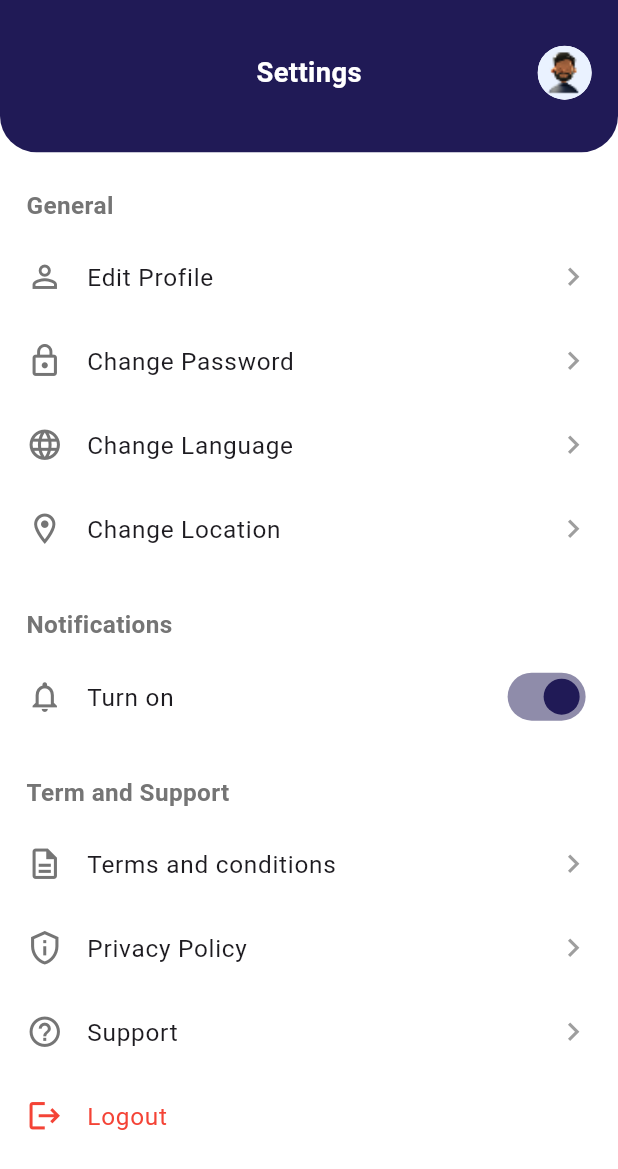
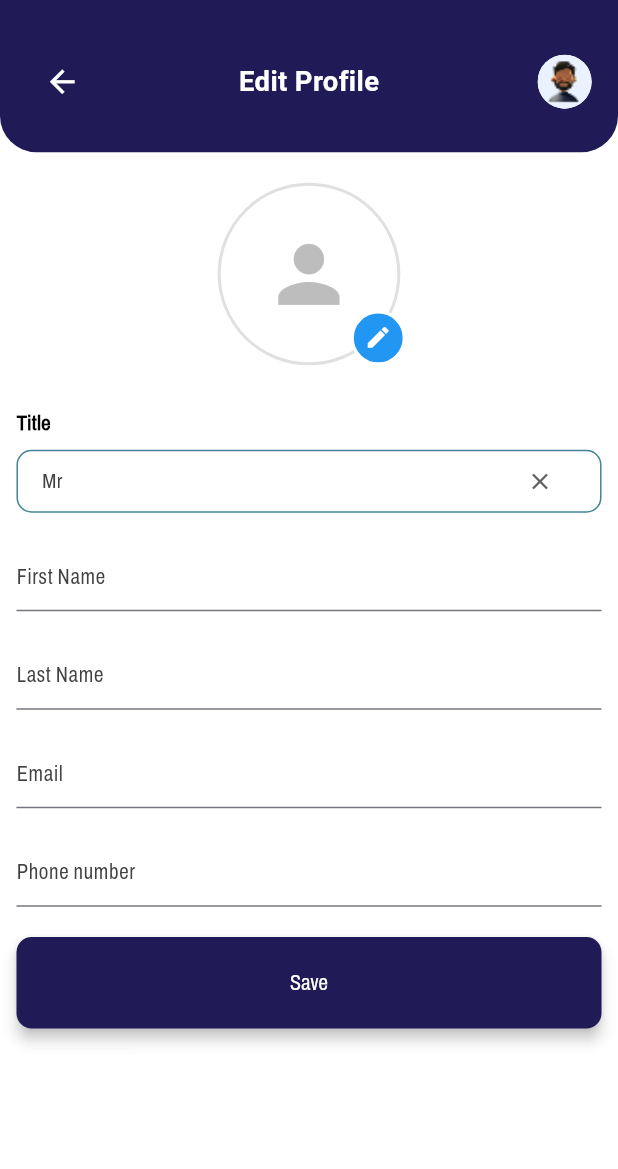
Before and after one commit to Hamzikhann/comparemyparkingmobileapp, a Flutter app: the SettingsScreen screen opened directly, after a tap on "Edit Profile", on a phone screen of 412 x 824 dp. Shown: the top 1169 px of the screen. Run offline on Flutter 3.47's test engine with Material 3 defaults, Android fonts, the phone set to English and light mode, and no system bars; drawn by our look-alikes of dropdown_button2; our stand-ins replace device_preview, dio, flutter_easyloading, flutter_screenutil, flutter_svg, image_picker and 2 more; missing offline and left inert: flutter_stripe; accounts and stored records are empty; statements that could not run were skipped; project files that could hold a hidden picture were left out.

Commit message:
add edit profile and change password screen

```diff
--- a/lib/main.dart
+++ b/lib/main.dart
@@ -3,6 +3,7 @@ import 'package:flutter/material.dart';
 import 'package:flutter/services.dart'; // Add this import for orientation lock
 import 'package:flutter_easyloading/flutter_easyloading.dart';
 import 'package:flutter_screenutil/flutter_screenutil.dart';
+import 'package:parkingapp/pages/EditProfile.dart';
 import 'package:parkingapp/pages/ForgotPassword.dart';
 import 'package:parkingapp/pages/MainScreen.dart';
 import 'package:parkingapp/pages/OtpScreen.dart';
@@ -77,6 +78,7 @@ class MyApp extends StatelessWidget {
             '/payment': (context) => PaymentScreen(),
             '/driverhome': (context) => Driverhome(),
             '/bookingDetail': (context) => Bookingdetaildriver(),
+            '/editProfile': (context) => Editprofile(),
           },
         );
       },
--- /dev/null
+++ b/lib/pages/EditProfile.dart
@@ -0,0 +1,273 @@
+import 'dart:io';
+
+import 'package:flutter/material.dart';
+import 'package:flutter_screenutil/flutter_screenutil.dart';
+import 'package:image_picker/image_picker.dart';
+import 'package:parkingapp/data/Globals.dart';
+import 'package:parkingapp/providers/AlertNotifier.dart';
+import 'package:parkingapp/providers/Alertify.dart';
+import 'package:parkingapp/widgets/CustomAlert.dart';
+import 'package:parkingapp/widgets/CustomDropdown.dart';
+import 'package:parkingapp/widgets/TopBar.dart';
+import '../widgets/CustomTextField.dart';
+import '../widgets/PrimaryButton.dart';
+
+class Editprofile extends StatefulWidget {
+  const Editprofile({super.key});
+
+  @override
+  State<Editprofile> createState() => _EditprofileState();
+}
+
+class _EditprofileState extends State<Editprofile> {
+  final _formKey = GlobalKey<FormState>();
+  String? selectedTitle;
+
+  final TextEditingController firstNameController = TextEditingController();
+  final TextEditingController lastNameController = TextEditingController();
+  final TextEditingController emailController = TextEditingController();
+  final TextEditingController phoneController = TextEditingController();
+  final TextEditingController passwordController = TextEditingController();
+  final TextEditingController confirmPasswordController =
+      TextEditingController();
+
+  XFile? _pickedImage;
+  final ImagePicker _picker = ImagePicker();
+
+  Future<void> _pickImage(ImageSource source) async {
+    try {
+      final XFile? image = await _picker.pickImage(source: source);
+      if (image != null) {
+        setState(() {
+          _pickedImage = image;
+        });
+      }
+    } catch (e) {
+      debugPrint("Error picking image: $e");
+      // You might want to show an error message to the user
+    }
+  }
+
+  void _showImageSourceBottomSheet() {
+    showModalBottomSheet(
+      context: context,
+      builder: (context) => Column(
+        mainAxisSize: MainAxisSize.min,
+        children: [
+          ListTile(
+            leading: const Icon(Icons.camera_alt),
+            title: const Text('Take Photo'),
+            onTap: () {
+              Navigator.pop(context);
+              _pickImage(ImageSource.camera);
+            },
+          ),
+          ListTile(
+            leading: const Icon(Icons.photo_library),
+            title: const Text('Choose from Gallery'),
+            onTap: () {
+              Navigator.pop(context);
+              _pickImage(ImageSource.gallery);
+            },
+          ),
+        ],
+      ),
+    );
+  }
+
+  @override
+  void initState() {
+    super.initState();
+    firstNameController.text = Globals.user!.firstName;
+    lastNameController.text = Globals.user!.lastName;
+    emailController.text = Globals.user!.email;
+  }
+
+  @override
+  Widget build(BuildContext context) {
+    return Scaffold(
+      backgroundColor: Colors.white,
+      body: SafeArea(
+        child: Column(
+          children: [
+            TopBar(
+              greeting: 'Edit Profile',
+              showBackButton: true,
+              onBackPressed: () => Navigator.pop(context),
+            ),
+            Expanded(
+              child: SingleChildScrollView(
+                child: Padding(
+                  padding: EdgeInsets.symmetric(horizontal: 10.w),
+                  child: Form(
+                    key: _formKey,
+                    child: Column(
+                      crossAxisAlignment: CrossAxisAlignment.center,
+                      children: [
+                        SizedBox(height: 20.h),
+
+                        // Circular Avatar with Edit Icon
+                        Stack(
+                          alignment: Alignment.bottomRight,
+                          children: [
+                            Container(
+                              width: 120.w,
+                              height: 120.h,
+                              decoration: BoxDecoration(
+                                shape: BoxShape.circle,
+                                border: Border.all(
+                                  color: Colors.grey.shade300,
+                                  width: 2,
+                                ),
+                              ),
+                              child: ClipOval(
+                                child: _pickedImage != null
+                                    ? Image.file(
+                                        File(_pickedImage!.path),
+                                        fit: BoxFit.cover,
+                                      )
+                                    : Icon(
+                                        Icons.person,
+                                        size: 60.sp,
+                                        color: Colors.grey.shade400,
+                                      ),
+                              ),
+                            ),
+                            Container(
+                              width: 36.w,
+                              height: 36.h,
+                              decoration: BoxDecoration(
+                                color: Colors.blue,
+                                shape: BoxShape.circle,
+                                border: Border.all(
+                                  color: Colors.white,
+                                  width: 2,
+                                ),
+                              ),
+                              child: IconButton(
+                                icon: Icon(
+                                  Icons.edit,
+                                  size: 18.sp,
+                                  color: Colors.white,
+                                ),
+                                padding: EdgeInsets.zero,
+                                onPressed: _showImageSourceBottomSheet,
+                              ),
+                            ),
+                          ],
+                        ),
+
+                        SizedBox(height: 20.h),
+
+                        // Title Dropdown
+                        CustomDropdown(
+                          hint: "Title",
+                          items: const ["Mr", "Mrs", "Do not want to Specify"],
+                          isSearchable: false,
+                          defaultValue: "Mr",
+                          onSelectItem: (item) {
+                            setState(() {
+                              selectedTitle = item;
+                            });
+                          },
+                        ),
+
+                        SizedBox(height: 20.h),
+
+                        // First Name
+                        CustomTextField(
+                          hintText: "First Name",
+                          controller: firstNameController,
+                          keyboardType: TextInputType.name,
+                          validator: (value) {
+                            if (value == null || value.isEmpty) {
+                              return 'Please enter your first name';
+                            }
+                            return null;
+                          },
+                        ),
+
+                        SizedBox(height: 20.h),
+
+                        // Last Name
+                        CustomTextField(
+                          hintText: "Last Name",
+                          controller: lastNameController,
+                          keyboardType: TextInputType.name,
+                          validator: (value) {
+                            if (value == null || value.isEmpty) {
+                              return 'Please enter your last name';
+                            }
+                            return null;
+                          },
+                        ),
+
+                        SizedBox(height: 20.h),
+
+                        // Email
+                        CustomTextField(
+                          hintText: "Email",
+                          controller: emailController,
+                          keyboardType: TextInputType.emailAddress,
+                          validator: (value) {
+                            if (value == null || value.isEmpty) {
+                              return 'Please enter your email';
+                            }
+                            if (!RegExp(r'^[^@]+@[^@]+\.[^@]+')
+                                .hasMatch(value)) {
+                              return 'Please enter a valid email';
+                            }
+                            return null;
+                          },
+                        ),
+
+                        SizedBox(height: 20.h),
+
+                        // Phone Number
+                        CustomTextField(
+                          hintText: "Phone number",
+                          controller: phoneController,
+                          keyboardType: TextInputType.phone,
+                          validator: (value) {
+                            if (value == null || value.isEmpty) {
+                              return 'Please enter your phone number';
+                            }
+                            if (value.length < 10) {
+                              return 'Phone number must be at least 10 digits';
+                            }
+                            return null;
+                          },
+                        ),
+
+                        SizedBox(height: 20.h),
+                        const CustomAlert(alertKey: 'editProfile'),
+
+                        // Save Button
+                        PrimaryButton(
+                          text: "Save",
+                          onPressed: () {
+                            if (_formKey.currentState!.validate() &&
+                                selectedTitle != null) {
+                              // registerUser(selectedTitle!,firstNameController.text,lastNameController.text,emailController.text,phoneController.text,passwordController.text,confirmPasswordController.text);
+                            } else if (selectedTitle == null) {
+                              Alertify.showAlert(
+                                alertKey: 'editProfile',
+                                message: 'Please select a title',
+                                type: AlertType.error,
+                              );
+                            }
+                          },
+                        ),
+                        SizedBox(height: 20.h),
+                      ],
+                    ),
+                  ),
+                ),
+              ),
+            ),
+          ],
+        ),
+      ),
+    );
+  }
+}
--- a/lib/pages/ForgotPassword.dart
+++ b/lib/pages/ForgotPassword.dart
@@ -42,8 +42,7 @@ class _ForgotpasswordPageState extends State<Forgotpassword> {
                       icon: Icon(Icons.arrow_back, size: 24.w),
                       color: Colors.black,
                       onPressed: () {
-                        Navigator.pushReplacementNamed(
-                            context, MyRoutes.loginRoute);
+                        Navigator.pop(context);
                       },
                       padding: EdgeInsets.zero,
                       constraints: BoxConstraints(),
--- a/lib/pages/SettingsScreen.dart
+++ b/lib/pages/SettingsScreen.dart
@@ -24,21 +24,62 @@ class SettingsScreen extends StatelessWidget {
                 padding: EdgeInsets.symmetric(horizontal: 16.w, vertical: 24.h),
                 children: [
                   _buildSectionTitle("General"),
-                  _buildSettingItem("Edit Profile", Icons.person_outline),
-                  _buildSettingItem("Change Password", Icons.lock_outline),
-                  _buildSettingItem("Change Language", Icons.language_outlined),
-                  _buildSettingItem("Change Location", Icons.location_on_outlined),
-
+                  _buildSettingItem(
+                    "Edit Profile",
+                    Icons.person_outline,
+                    onTap: () {
+                      // Navigate to edit profile screen
+                      Navigator.pushNamed(context, MyRoutes.editProfile);
+                    },
+                  ),
+                  _buildSettingItem(
+                    "Change Password",
+                    Icons.lock_outline,
+                    onTap: () {
+                      // Navigate to change password screen
+                      Navigator.pushNamed(context, MyRoutes.forgot);
+                    },
+                  ),
                   SizedBox(height: 24.h),
                   _buildSectionTitle("Notifications"),
-                  _buildSwitchItem("Turn on", Icons.notifications_outlined, true),
-
+                  _buildSwitchItem(
+                    "Turn on",
+                    Icons.notifications_outlined,
+                    true,
+                    onChanged: (value) {
+                      // Handle notification toggle
+                      // You might want to save this preference to SharedPreferences
+                      debugPrint(
+                          "Notifications turned ${value ? 'on' : 'off'}");
+                    },
+                  ),
                   SizedBox(height: 24.h),
                   _buildSectionTitle("Term and Support"),
-                  _buildSettingItem("Terms and conditions", Icons.description_outlined),
-                  _buildSettingItem("Privacy Policy", Icons.privacy_tip_outlined),
-                  _buildSettingItem("Support", Icons.help_outline_outlined),
-                  _buildLogoutItem(context), // 🚀 Add Logout here
+                  _buildSettingItem(
+                    "Terms and conditions",
+                    Icons.description_outlined,
+                    onTap: () {
+                      // Navigate to terms screen
+                      // Navigator.pushNamed(context, MyRoutes.termsRoute);
+                    },
+                  ),
+                  _buildSettingItem(
+                    "Privacy Policy",
+                    Icons.privacy_tip_outlined,
+                    onTap: () {
+                      // Navigate to privacy policy screen
+                      //Navigator.pushNamed(context, MyRoutes.privacyPolicyRoute);
+                    },
+                  ),
+                  _buildSettingItem(
+                    "Support",
+                    Icons.help_outline_outlined,
+                    onTap: () {
+                      // Navigate to support screen
+                      // Navigator.pushNamed(context, MyRoutes.supportRoute);
+                    },
+                  ),
+                  _buildLogoutItem(context),
                 ],
               ),
             ),
@@ -62,7 +103,7 @@ class SettingsScreen extends StatelessWidget {
     );
   }
 
-  Widget _buildSettingItem(String title, IconData icon) {
+  Widget _buildSettingItem(String title, IconData icon, {VoidCallback? onTap}) {
     return ListTile(
       contentPadding: EdgeInsets.zero,
       leading: Icon(icon, size: 24.sp, color: Colors.grey[600]),
@@ -71,13 +112,16 @@ class SettingsScreen extends StatelessWidget {
         style: TextStyle(fontSize: 16.sp),
       ),
       trailing: Icon(Icons.chevron_right, size: 24.sp, color: Colors.grey),
-      onTap: () {
-        // Handle item tap
-      },
+      onTap: onTap,
     );
   }
 
-  Widget _buildSwitchItem(String title, IconData icon, bool value) {
+  Widget _buildSwitchItem(
+    String title,
+    IconData icon,
+    bool value, {
+    required ValueChanged<bool> onChanged,
+  }) {
     return ListTile(
       contentPadding: EdgeInsets.zero,
       leading: Icon(icon, size: 24.sp, color: Colors.grey[600]),
@@ -87,9 +131,7 @@ class SettingsScreen extends StatelessWidget {
       ),
       trailing: Switch(
         value: value,
-        onChanged: (bool newValue) {
-          // Handle switch toggle
-        },
+        onChanged: onChanged,
         activeColor: const Color(0xFF201A56),
       ),
     );
@@ -117,7 +159,8 @@ class SettingsScreen extends StatelessWidget {
               ),
               TextButton(
                 onPressed: () => Navigator.pop(context, true),
-                child: const Text("Logout", style: TextStyle(color: Colors.red)),
+                child:
+                    const Text("Logout", style: TextStyle(color: Colors.red)),
               ),
             ],
           ),
@@ -125,7 +168,8 @@ class SettingsScreen extends StatelessWidget {
 
         if (shouldLogout == true) {
           await SharedStorage.removeFromSharedPreferences();
-          Navigator.of(context).pushNamedAndRemoveUntil(MyRoutes.loginRoute, (route) => false);
+          Navigator.of(context)
+              .pushNamedAndRemoveUntil(MyRoutes.loginRoute, (route) => false);
         }
       },
     );
--- a/lib/routes/MyRoutes.dart
+++ b/lib/routes/MyRoutes.dart
@@ -10,4 +10,5 @@ class MyRoutes {
   static String driverhome = '/driverhome';
   static String payment = '/payment';
   static String bookingDetail = '/bookingDetail';
+  static String editProfile = '/editProfile';
 }
--- a/pubspec.yaml
+++ b/pubspec.yaml
@@ -46,6 +46,7 @@ dependencies:
   # The following adds the Cupertino Icons font to your application.
   # Use with the CupertinoIcons class for iOS style icons.
   cupertino_icons: ^1.0.8
+  flutter_stripe: ^9.5.0
 
 dev_dependencies:
   flutter_test:
```
Also changed, not shown: lib/data/stripe/StripeService.dart (added, +40 -0 lines), lib/pages/LoginScreen.dart (+11 -10 lines), lib/pages/PaymentsScreen.dart (+41 -27 lines), pubspec.lock.
